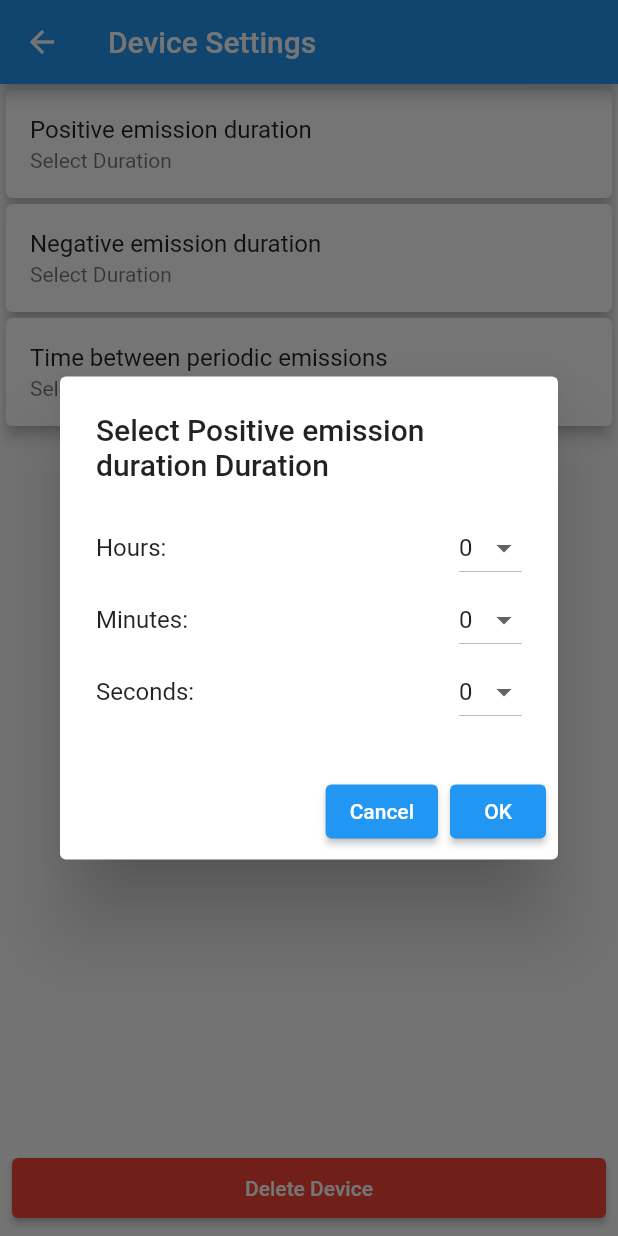
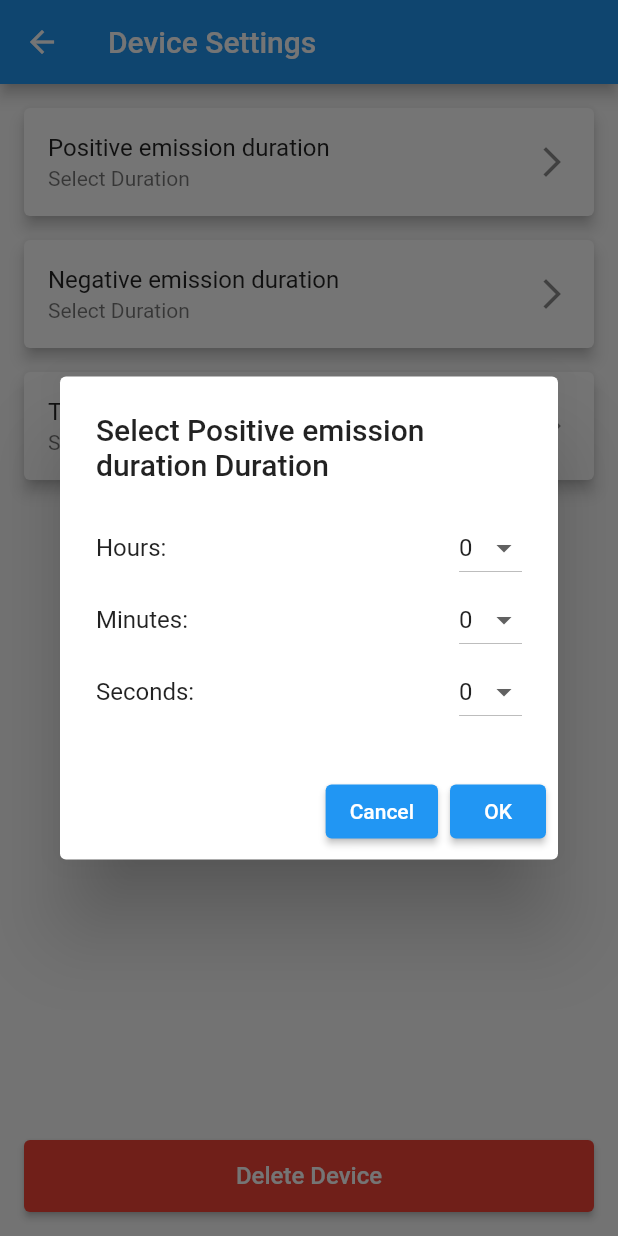
Before and after one commit to TylerHight/Que-App, a Flutter app: the DeviceSettingsScreen screen opened directly with empty values, after a tap on "Positive emission duration", on a phone screen of 412 x 824 dp. Run offline on Flutter 3.47's test engine with Material 2 defaults, Android fonts, the phone set to English and light mode, and no system bars; our stand-ins replace syncfusion_flutter_charts.

Commit message:
reorganized appearance of binary_button.dart

```diff
--- a/lib/screens/home_screen/binary_button.dart
+++ b/lib/screens/home_screen/binary_button.dart
@@ -1,3 +1,5 @@
+// binary_button.dart
+
 import 'package:flutter/material.dart';
 
 // Button used to alternate between two states. Changes between two
--- a/lib/screens/home_screen/device_remote.dart
+++ b/lib/screens/home_screen/device_remote.dart
@@ -1,3 +1,5 @@
+// device_remote.dart
+
 import 'package:flutter/material.dart';
 import 'binary_button.dart';
 
@@ -41,32 +43,38 @@ class DeviceRemote extends StatelessWidget {
                       iconData: Icons.power_settings_new,
                     ),
                     SizedBox(width: 8),
-                    BinaryButton(
-                      buttonColor: Colors.red,
-                      iconData: Icons.air,
-                    ),
-                    SizedBox(width: 8),
-                    BinaryButton(
-                      buttonColor: Colors.cyan,
-                      iconData: Icons.air,
+                    ElevatedButton.icon(
+                      onPressed: onTap,
+                      icon: Icon(
+                        Icons.settings,
+                        color: Colors.white,
+                      ),
+                      label: Text(
+                        'Settings',
+                        style: TextStyle(color: Colors.white),
+                      ),
+                      style: ElevatedButton.styleFrom(
+                        backgroundColor: Colors.blue, // Custom button color
+                      ),
                     ),
                   ],
                 ),
+
               ],
             ),
-            ElevatedButton.icon(
-              onPressed: onTap,
-              icon: Icon(
-                Icons.settings,
-                color: Colors.white,
-              ),
-              label: Text(
-                'Settings',
-                style: TextStyle(color: Colors.white),
-              ),
-              style: ElevatedButton.styleFrom(
-                primary: Colors.blue, // Custom button color
-              ),
+            Row(
+              children: [
+                SizedBox(width: 8),
+                BinaryButton(
+                  buttonColor: Colors.red,
+                  iconData: Icons.air,
+                ),
+                SizedBox(width: 8),
+                BinaryButton(
+                  buttonColor: Colors.cyan,
+                  iconData: Icons.air,
+                ),
+              ],
             ),
           ],
         ),
--- a/lib/screens/home_screen/device_settings_screen/device_settings_screen.dart
+++ b/lib/screens/home_screen/device_settings_screen/device_settings_screen.dart
@@ -31,11 +31,8 @@ class _DeviceSettingsScreenState extends State<DeviceSettingsScreen> {
           content: Column(
             mainAxisSize: MainAxisSize.min,
             children: [
-              Row(
-                mainAxisAlignment: MainAxisAlignment.spaceBetween,
-                children: [
-                  const Text('Hours:'),
-                  DropdownButton<int>(
+              _buildDurationDropdown(
+                title: 'Hours:',
                 value: title == 'Time between periodic emissions'
                     ? _selectedHours
                     : title == 'Positive emission duration'
@@ -54,20 +51,10 @@ class _DeviceSettingsScreenState extends State<DeviceSettingsScreen> {
                     }
                   });
                 },
-                    items: List.generate(24, (index) {
-                      return DropdownMenuItem<int>(
-                        value: index,
-                        child: Text('$index'),
-                      );
-                    }),
+                itemCount: 24,
               ),
-                ],
-              ),
-              Row(
-                mainAxisAlignment: MainAxisAlignment.spaceBetween,
-                children: [
-                  const Text('Minutes:'),
-                  DropdownButton<int>(
+              _buildDurationDropdown(
+                title: 'Minutes:',
                 value: title == 'Time between periodic emissions'
                     ? _selectedMinutes
                     : title == 'Positive emission duration'
@@ -86,20 +73,10 @@ class _DeviceSettingsScreenState extends State<DeviceSettingsScreen> {
                     }
                   });
                 },
-                    items: List.generate(60, (index) {
-                      return DropdownMenuItem<int>(
-                        value: index,
-                        child: Text('$index'),
-                      );
-                    }),
+                itemCount: 60,
               ),
-                ],
-              ),
-              Row(
-                mainAxisAlignment: MainAxisAlignment.spaceBetween,
-                children: [
-                  const Text('Seconds:'),
-                  DropdownButton<int>(
+              _buildDurationDropdown(
+                title: 'Seconds:',
                 value: title == 'Time between periodic emissions'
                     ? _selectedSeconds
                     : title == 'Positive emission duration'
@@ -118,14 +95,7 @@ class _DeviceSettingsScreenState extends State<DeviceSettingsScreen> {
                     }
                   });
                 },
-                    items: List.generate(60, (index) {
-                      return DropdownMenuItem<int>(
-                        value: index,
-                        child: Text('$index'),
-                      );
-                    }),
-                  ),
-                ],
+                itemCount: 60,
               ),
             ],
           ),
@@ -180,12 +150,12 @@ class _DeviceSettingsScreenState extends State<DeviceSettingsScreen> {
         title: const Text('Device Settings'),
       ),
       body: ListView(
-        padding: EdgeInsets.all(4.0),
+        padding: EdgeInsets.all(16.0), // Increased padding for better spacing
         children: [
           _buildSettingCard(
             title: 'Positive emission duration',
             value: _selectedPositiveEmissionDuration != null
-                ? '${_selectedPositiveEmissionDuration!.inHours} hours ${(_selectedPositiveEmissionDuration!.inMinutes % 60)} minutes ${(_selectedPositiveEmissionDuration!.inSeconds % 60)} seconds'
+                ? _formatDuration(_selectedPositiveEmissionDuration!)
                 : 'Select Duration',
             onTap: () {
               _selectDuration(context, 'Positive emission duration');
@@ -194,7 +164,7 @@ class _DeviceSettingsScreenState extends State<DeviceSettingsScreen> {
           _buildSettingCard(
             title: 'Negative emission duration',
             value: _selectedNegativeEmissionDuration != null
-                ? '${_selectedNegativeEmissionDuration!.inHours} hours ${(_selectedNegativeEmissionDuration!.inMinutes % 60)} minutes ${(_selectedNegativeEmissionDuration!.inSeconds % 60)} seconds'
+                ? _formatDuration(_selectedNegativeEmissionDuration!)
                 : 'Select Duration',
             onTap: () {
               _selectDuration(context, 'Negative emission duration');
@@ -203,7 +173,7 @@ class _DeviceSettingsScreenState extends State<DeviceSettingsScreen> {
           _buildSettingCard(
             title: 'Time between periodic emissions',
             value: _selectedDuration != null
-                ? '${_selectedDuration!.inHours} hours ${(_selectedDuration!.inMinutes % 60)} minutes ${(_selectedDuration!.inSeconds % 60)} seconds'
+                ? _formatDuration(_selectedDuration!)
                 : 'Select Duration',
             onTap: () {
               _selectDuration(context, 'Time between periodic emissions');
@@ -212,14 +182,17 @@ class _DeviceSettingsScreenState extends State<DeviceSettingsScreen> {
         ],
       ),
       bottomNavigationBar: Container(
-        padding: EdgeInsets.all(8.0),
+        padding: EdgeInsets.all(16.0),
         child: ElevatedButton(
           onPressed: widget.onDelete,
           style: ElevatedButton.styleFrom(
-            backgroundColor: Colors.red,
-            minimumSize: Size.fromHeight(40),
+            primary: Colors.red, // Set button color to red
+            minimumSize: Size.fromHeight(48), // Increased button height
           ),
-          child: const Text('Delete Device'),
+          child: const Text(
+            'Delete Device',
+            style: TextStyle(fontSize: 16.0), // Adjusted font size
+          ),
         ),
       ),
     );
@@ -232,22 +205,41 @@ class _DeviceSettingsScreenState extends State<DeviceSettingsScreen> {
   }) {
     return Card(
       elevation: 4.0,
-      margin: EdgeInsets.only(bottom: 4.0),
+      margin: EdgeInsets.only(bottom: 16.0), // Increased margin for better separation
       child: ListTile(
-        title: Align(
-          alignment: Alignment.centerLeft,
-          child: Row(
-            children: [
-              Expanded(
-                child: Text(title),
-              ),
-              //Icon(Icons.arrow_forward_ios), // Add the arrow icon here
-            ],
-          ),
-        ),
+        title: Text(title),
         subtitle: Text(value),
         onTap: onTap,
+        trailing: Icon(Icons.arrow_forward_ios), // Added the arrow icon
       ),
     );
   }
+
+  String _formatDuration(Duration duration) {
+    return '${duration.inHours} hours ${duration.inMinutes % 60} minutes ${duration.inSeconds % 60} seconds';
   }
+
+  Widget _buildDurationDropdown({
+    required String title,
+    required int value,
+    required ValueChanged<int?> onChanged,
+    required int itemCount,
+  }) {
+    return Row(
+      mainAxisAlignment: MainAxisAlignment.spaceBetween,
+      children: [
+        Text(title),
+        DropdownButton<int>(
+          value: value,
+          onChanged: onChanged,
+          items: List.generate(itemCount, (index) {
+            return DropdownMenuItem<int>(
+              value: index,
+              child: Text('$index'),
+            );
+          }),
+        ),
+      ],
+    );
+  }
+}
```
Lines whose indentation alone changed are shown as unchanged.
